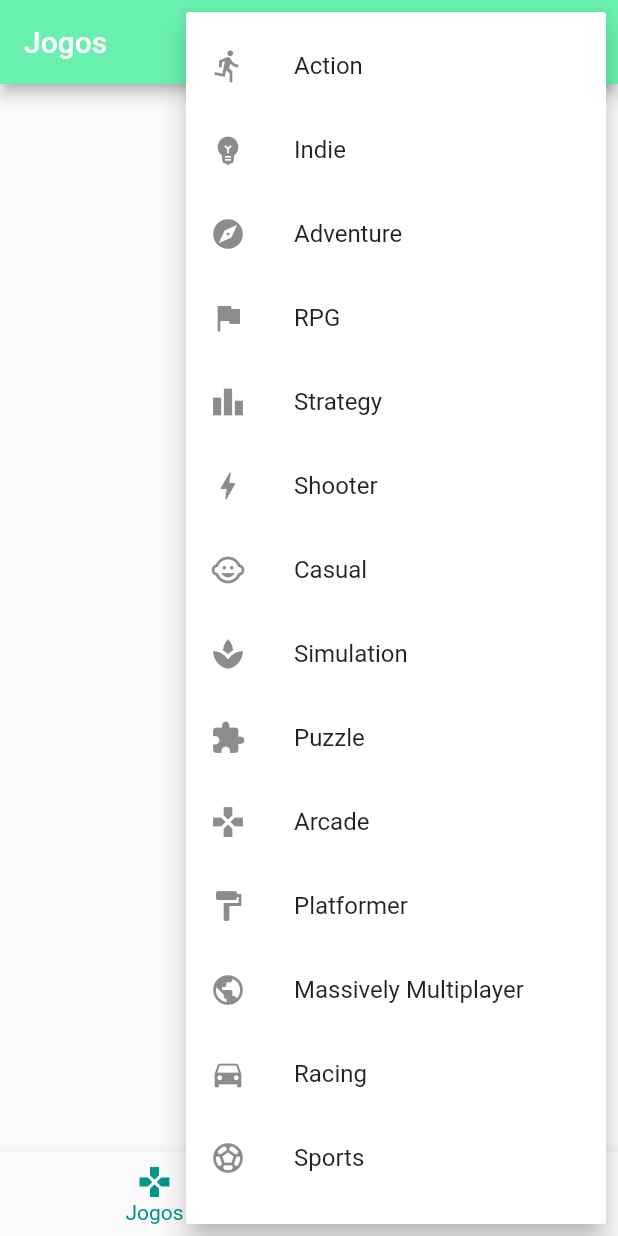
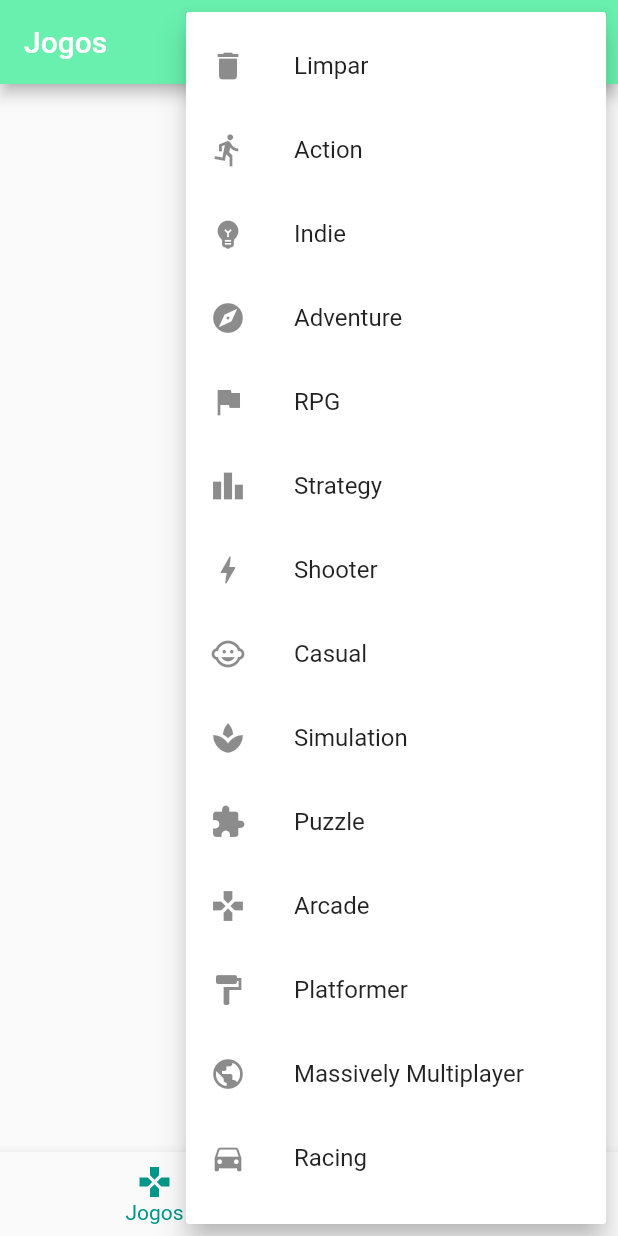
Before and after one commit to DayXL/Mini-Projeto-POO, a Flutter app: the screen it shows after launch, after a tap on the "more vert" icon, on a phone screen of 412 x 824 dp. Run offline on Flutter 3.47's test engine with Material 2 defaults, Android fonts, the phone set to English and light mode, and no system bars; our stand-ins replace flutter_hooks.

Commit message:
colocado para limpar o flitro

```diff
--- a/mini_projeto/lib/layouts/myappbar.dart
+++ b/mini_projeto/lib/layouts/myappbar.dart
@@ -68,6 +68,12 @@ class MyAppBar extends StatelessWidget {
 
 String generosJogos = '''
 [
+    {
+      "id": -1,
+      "name": "Limpar",
+      "icon": "icons/action.png"
+    },
+
     {
       "id": 4,
       "name": "Action",
@@ -152,6 +158,7 @@ String generosJogos = '''
 ''';
 
 const List<IconData> generosIcons = [
+  Icons.delete,
   Icons.directions_run, // Action
   Icons.emoji_objects, // Indie
   Icons.explore, // Adventure
--- a/mini_projeto/lib/services/game_services.dart
+++ b/mini_projeto/lib/services/game_services.dart
@@ -54,7 +54,7 @@ class GameService {
         'key': apiKey,
         'size': '9',
         'page': '$numPagePad',
-        if (generoJogo.isNotEmpty) 'genres': generoJogo,
+        if (generoJogo != '') 'genres': generoJogo,
       },
     );
 
@@ -141,7 +141,14 @@ class GameService {
   }
 
   void mudarGenero(int genreId) {
-    generoJogo = '$genreId';
+    if (genreId == -1) {
+      generoJogo = '';
+    }
+    else
+    {
+      generoJogo = '$genreId';
+    }
+
     carregarJogos(Random().nextInt(101));
   }
 }
```
